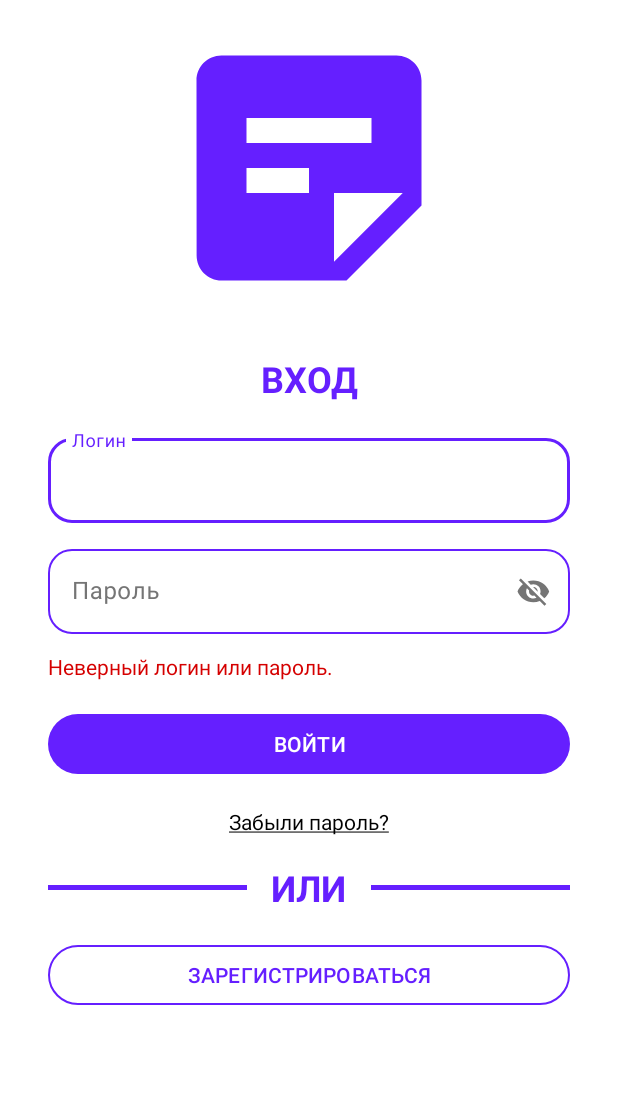
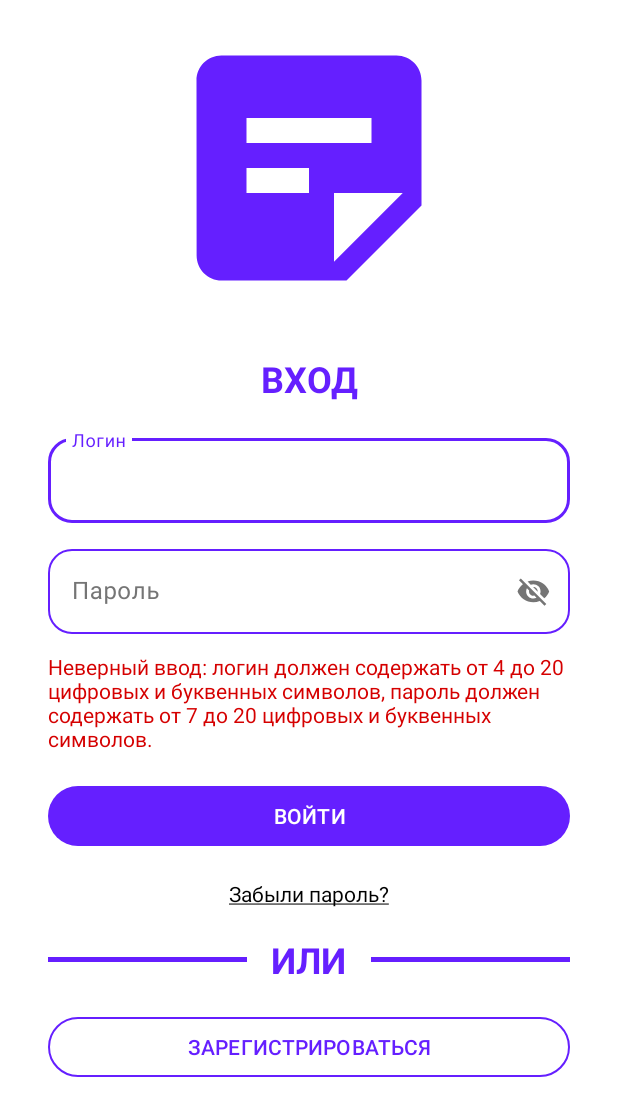
Before and after one commit to profitsw2000/DiaryNote, an Android app: the screen it shows after launch (MainActivity), after a tap on "ВОЙТИ", on a phone screen of 412 x 824 dp. Shown: the top 1116 px of the screen. Run offline under Robolectric (Android 15) with nearby library versions, the phone set to English and light mode, and no system bars; our stand-ins replace RxJava.

Commit message:
Переделана проверка правильности ввода данных в формы на экране входа в приложение.

```diff
--- a/core/src/main/res/values/strings.xml
+++ b/core/src/main/res/values/strings.xml
@@ -19,4 +19,8 @@
     <string name="send_password_title_text">Отправить пароль на почту</string>
     <string name="send_button_text">ОТПРАВИТЬ</string>
     <string name="sign_in_input_forms_error_text">Неверный логин и/или пароль</string>
+    <string name="invalid_input_error_text">Неверный ввод: %1$s%2$s%3$s</string>
+    <string name="comma_string">, </string>
+    <string name="invalid_login_input">логин должен содержать от 4 до 20 цифровых и буквенных символов</string>
+    <string name="invalid_password_input">пароль должен содержать от 7 до 20 цифровых и буквенных символов</string>
 </resources>
--- a/signInScreen/src/main/java/diarynote/signinscreen/presentation/view/SignInFragment.kt
+++ b/signInScreen/src/main/java/diarynote/signinscreen/presentation/view/SignInFragment.kt
@@ -5,6 +5,7 @@ import android.os.Bundle
 import android.view.LayoutInflater
 import android.view.View
 import android.view.ViewGroup
+import androidx.lifecycle.Observer
 import diarynote.core.common.Controller
 import diarynote.core.utils.LOGIN_MIN_LENGTH
 import diarynote.core.utils.LOGIN_PATTERN
@@ -13,6 +14,7 @@ import diarynote.core.utils.PASSWORD_PATTERN
 import diarynote.core.view.CoreFragment
 import diarynote.signinscreen.R
 import diarynote.signinscreen.databinding.FragmentSignInBinding
+import diarynote.signinscreen.model.LoginState
 import diarynote.signinscreen.presentation.viewmodel.SignInViewModel
 import org.koin.androidx.viewmodel.ext.android.viewModel
 
@@ -50,19 +52,27 @@ class SignInFragment : CoreFragment(R.layout.fragment_sign_in) {
         }
 
         binding.loginButton.setOnClickListener {
-            val login = binding.loginInputEditText.text
-            val password = binding.passwordInputEditText.text
+            val login = binding.loginInputEditText.text.toString()
+            val password = binding.passwordInputEditText.text.toString()
 
-            val loginIsRight = signInViewModel.checkInputIsValid(login.toString(), LOGIN_MIN_LENGTH, LOGIN_PATTERN)
-            val passwordIsRight = signInViewModel.checkInputIsValid(password.toString(), PASSWORD_MIN_LENGTH, PASSWORD_PATTERN)
+            signInViewModel.signIn(login, password)
+        }
 
-            if (loginIsRight && passwordIsRight) {
-                binding.loginErrorTextTextView.visibility = View.GONE
-            } else {
-                binding.loginErrorTextTextView.visibility = View.VISIBLE
-                binding.loginErrorTextTextView.text = "Неверный логин или пароль."
-            }
+        val observer = Observer<LoginState> { renderData(it) }
+        signInViewModel.loginResultLiveData.observe(this, observer)
+    }
+
+    private fun renderData(loginState: LoginState) {
+        when(loginState) {
+            is LoginState.Loading -> {}
+            is LoginState.LoginSuccess -> {binding.loginErrorTextTextView.visibility = View.GONE}
+            is LoginState.Error -> setErrorMessage(loginState.message)
         }
+    }
+
+    private fun setErrorMessage(message: String) {
+        binding.loginErrorTextTextView.visibility = View.VISIBLE
+        binding.loginErrorTextTextView.text = message
     }
 
     override fun onDestroy() {
--- a/signInScreen/src/main/java/diarynote/signinscreen/presentation/viewmodel/SignInViewModel.kt
+++ b/signInScreen/src/main/java/diarynote/signinscreen/presentation/viewmodel/SignInViewModel.kt
@@ -1,12 +1,51 @@
 package diarynote.signinscreen.presentation.viewmodel
 
+import android.app.Application
+import androidx.lifecycle.LiveData
+import androidx.lifecycle.MutableLiveData
+import diarynote.core.R
+import diarynote.core.utils.*
 import diarynote.core.viewmodel.CoreViewModel
+import diarynote.signinscreen.model.LoginState
 import java.util.regex.Pattern
+
+private const val BASE_INVALID_INPUT_MESSAGE = "Неверный ввод:"
+private const val INVALID_PASSWORD_INPUT_MESSAGE = "пароль должен содержать от 7 до 20 цифровых и буквенных символов"
+private const val INVALID_LOGIN_INPUT_MESSAGE = "логин должен содержать от 4 до 20 цифровых и буквенных символов"
 
 class SignInViewModel : CoreViewModel() {
 
-    fun checkInputIsValid(input: String, minLength: Int, pattern: String) : Boolean {
-        val regexPattern = Pattern.compile(pattern)
-        return regexPattern.matcher(input).matches() && (input.length > minLength)
+    private val inputValidator = InputValidator()
+
+    private val _loginResultLiveData = MutableLiveData<LoginState>()
+    val loginResultLiveData: LiveData<LoginState> by this::_loginResultLiveData
+
+    fun signIn(login: String, password: String) {
+
+        val loginIsValid = inputValidator.checkInputIsValid(login, LOGIN_MIN_LENGTH, LOGIN_PATTERN)
+        val passwordIsValid = inputValidator.checkInputIsValid(password, PASSWORD_MIN_LENGTH, PASSWORD_PATTERN)
+
+        if (loginIsValid && passwordIsValid) {
+            authenticateUser(login, password)
+        } else {
+            invalidInput(loginIsValid, passwordIsValid)
+        }
+    }
+
+    private fun authenticateUser(login: String, password: String) {
+        _loginResultLiveData.value = LoginState.LoginSuccess
+    }
+
+    private fun invalidInput(loginIsValid: Boolean, passwordIsValid: Boolean) {
+        var errorMessage = ""
+
+        if (loginIsValid) {
+            errorMessage = "$BASE_INVALID_INPUT_MESSAGE ${INVALID_PASSWORD_INPUT_MESSAGE}."
+        } else if (passwordIsValid) {
+            errorMessage = "$BASE_INVALID_INPUT_MESSAGE ${INVALID_LOGIN_INPUT_MESSAGE}."
+        } else {
+            errorMessage = "$BASE_INVALID_INPUT_MESSAGE ${INVALID_LOGIN_INPUT_MESSAGE}, ${INVALID_PASSWORD_INPUT_MESSAGE}."
+        }
+        _loginResultLiveData.value = LoginState.Error(errorMessage)
     }
 }
```
